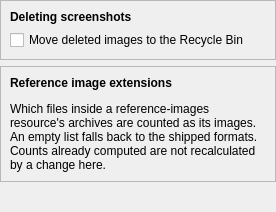
Above: packages/rehuco-agent/src/rehuco_agent/settings/ui/images_files_page.ui from borco/rehuco before the change. Below: the same form after it.
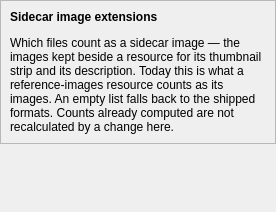
That is the form after the change. Custom widgets are drawn as their Qt base class.

Commit message: refs #298: fix: honor the Recycle Bin setting when converting and discarding backups

Diff of the .ui file:
```diff
--- a/packages/rehuco-agent/src/rehuco_agent/settings/ui/images_files_page.ui
+++ b/packages/rehuco-agent/src/rehuco_agent/settings/ui/images_files_page.ui
@@ -23,46 +23,6 @@
    <property name="bottomMargin">
     <number>0</number>
    </property>
-   <item>
-    <widget class="QFrame" name="deletion_frame">
-     <property name="sizePolicy">
-      <sizepolicy hsizetype="Preferred" vsizetype="Maximum">
-       <horstretch>0</horstretch>
-       <verstretch>0</verstretch>
-      </sizepolicy>
-     </property>
-     <property name="frameShape">
-      <enum>QFrame::Shape::StyledPanel</enum>
-     </property>
-     <property name="frameShadow">
-      <enum>QFrame::Shadow::Raised</enum>
-     </property>
-     <layout class="QVBoxLayout" name="deletion_frame_layout">
-      <item>
-       <widget class="QLabel" name="deletion_frame_label">
-        <property name="font">
-         <font>
-          <bold>true</bold>
-         </font>
-        </property>
-        <property name="text">
-         <string>Deleting screenshots</string>
-        </property>
-       </widget>
-      </item>
-      <item>
-       <widget class="QCheckBox" name="use_recycle_bin_check_box">
-        <property name="text">
-         <string>Move deleted images to the Recycle Bin</string>
-        </property>
-        <property name="toolTip">
-         <string>Deleting a screenshot from the images editor sends it to the Recycle Bin / Trash instead of removing it outright. Where no bin is reachable for a resource's location, deleting still offers a permanent delete for that one file.</string>
-        </property>
-       </widget>
-      </item>
-     </layout>
-    </widget>
-   </item>
    <item>
     <widget class="QFrame" name="reference_images_frame">
      <property name="frameShape">
@@ -80,7 +40,7 @@
          </font>
         </property>
         <property name="text">
-         <string>Reference image extensions</string>
+         <string>Sidecar image extensions</string>
         </property>
        </widget>
       </item>
@@ -94,7 +54,7 @@
       <item>
        <widget class="WrappingLabel" name="extensions_note_label">
         <property name="text">
-         <string>Which files inside a reference-images resource's archives are counted as its images. An empty list falls back to the shipped formats. Counts already computed are not recalculated by a change here.</string>
+         <string>Which files count as a sidecar image — the images kept beside a resource for its thumbnail strip and its description. Today this is what a reference-images resource counts as its images. An empty list falls back to the shipped formats. Counts already computed are not recalculated by a change here.</string>
         </property>
         <property name="wordWrap">
          <bool>true</bool>
```
The commit also changes 33 other files.
